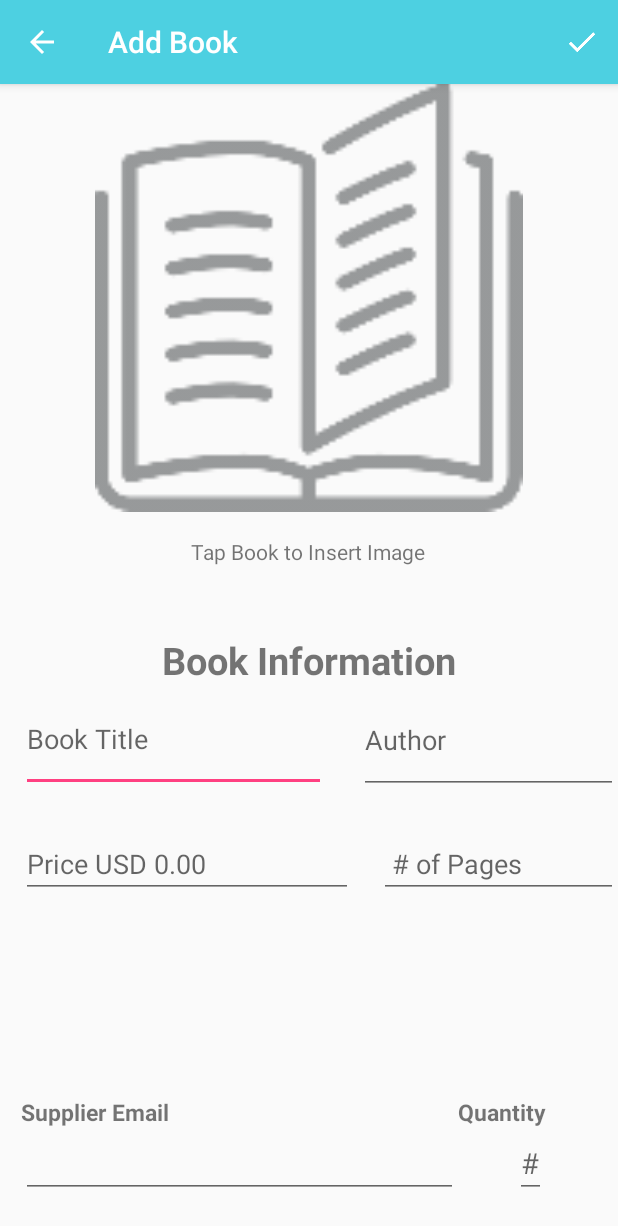
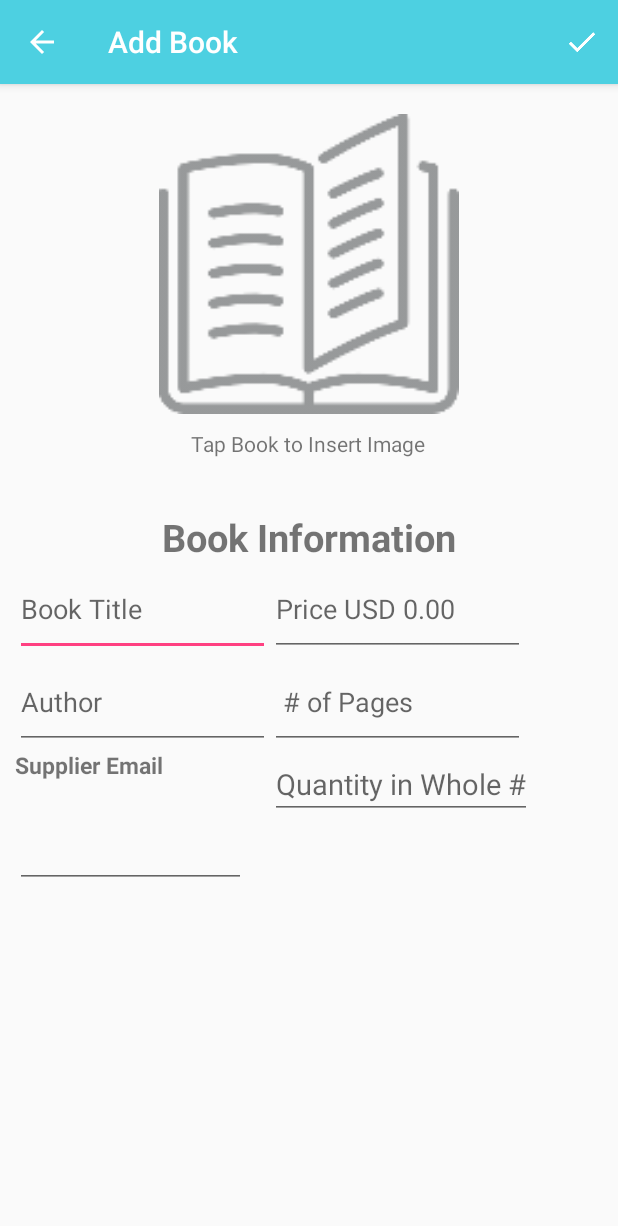
Before and after one commit to katherinebabineau/BookInventoryApplication, an Android app: the EditorActivity screen opened directly, with no data from a screen before it, on a phone screen of 412 x 824 dp. Shown: the top 1226 px of the screen. Run offline under Robolectric (Android 15) with nearby library versions, the phone set to English and light mode, and no system bars.

Commit message:
adds scroll view to editor activity

```diff
--- a/app/src/main/java/com/example/katie/bookinventoryapplication/DetailsActivity.java
+++ b/app/src/main/java/com/example/katie/bookinventoryapplication/DetailsActivity.java
@@ -2,7 +2,6 @@ package com.example.katie.bookinventoryapplication;
 
 import android.app.LoaderManager;
 import android.content.ContentValues;
-import android.content.Context;
 import android.content.CursorLoader;
 import android.content.DialogInterface;
 import android.content.Intent;
@@ -10,9 +9,7 @@ import android.content.Loader;
 import android.database.Cursor;
 import android.net.Uri;
 import android.os.Bundle;
-import android.support.v7.app.AlertDialog;
 import android.support.v7.app.AppCompatActivity;
-import android.util.Log;
 import android.view.Menu;
 import android.view.MenuItem;
 import android.view.View;
@@ -28,9 +25,6 @@ import com.example.katie.bookinventoryapplication.data.BookContract;
  */
 
 public class DetailsActivity extends AppCompatActivity implements LoaderManager.LoaderCallbacks<Cursor>, View.OnClickListener{
-    private static final String TAG = "MyActivity";
-
-
 
     //Variables for available views
     private ImageView mImageView;
@@ -51,7 +45,6 @@ public class DetailsActivity extends AppCompatActivity implements LoaderManager.
 
     @Override
     protected void onCreate(Bundle savedInstanceState){
-        Log.i(TAG, "LINE 54" );
         super.onCreate(savedInstanceState);
         setContentView(R.layout.activity_details);
         //Get the URI of the book clicked from the MainActivity
@@ -76,7 +69,6 @@ public class DetailsActivity extends AppCompatActivity implements LoaderManager.
         mDecQuantityButton.setOnClickListener(this);
         mEmailSupplierButton.setOnClickListener(this);
 
-        Log.i(TAG, "LINE 79" );
         //Initiate Loader Manager
         getLoaderManager().initLoader(2, null, this);
     }
@@ -84,7 +76,6 @@ public class DetailsActivity extends AppCompatActivity implements LoaderManager.
 
     @Override
     public boolean onCreateOptionsMenu(Menu menu) {
-        Log.i(TAG, "LINE 87" );
         // Inflate the menu options from the res/menu/menu_editor.xml file.
         // This adds menu items to the app bar.
         getMenuInflater().inflate(R.menu.menu_details, menu);
@@ -96,7 +87,6 @@ public class DetailsActivity extends AppCompatActivity implements LoaderManager.
 
     @Override
     public Loader<Cursor> onCreateLoader(int i, Bundle bundle) {
-        Log.i(TAG, "LINE 111" );
         //We need all columns this time
         String[] projection = {
                 BookContract.BookEntry._ID,
@@ -114,11 +104,9 @@ public class DetailsActivity extends AppCompatActivity implements LoaderManager.
 
     @Override
     public void onLoadFinished(Loader<Cursor> loader, Cursor cursor) {
-        Log.i(TAG, "LINE 129" );
         if (cursor == null || cursor.getCount() < 1) {
             return;
         }
-        Log.i(TAG, "LINE 133" );
         //If cursor has data move to first and read
         if (cursor.moveToFirst()) {
             //Get index of column in cursor
@@ -158,7 +146,6 @@ public class DetailsActivity extends AppCompatActivity implements LoaderManager.
 
     @Override
     public void onLoaderReset(Loader<Cursor> loader) {
-        Log.i(TAG, "LINE 173" );
         mTitleTextView.setText("");
         mAuthorTextView.setText("");
         mPagesTextView.setText("");
@@ -170,7 +157,6 @@ public class DetailsActivity extends AppCompatActivity implements LoaderManager.
 
     @Override
     public void onClick(View view) {
-        Log.i(TAG, "LINE 185" );
         int id = view.getId();
         switch (id) {
             case R.id.decreaseQuantityButtonDetails:
@@ -190,7 +176,6 @@ public class DetailsActivity extends AppCompatActivity implements LoaderManager.
      * @param value
      */
     private void changeInventory(int value) {
-        Log.i(TAG, "LINE 205" );
         //Get the previous value first
         int prevValue = Integer.valueOf(mQuantityTextView.getText().toString());
 
@@ -209,7 +194,6 @@ public class DetailsActivity extends AppCompatActivity implements LoaderManager.
      * Starts email app if available
      */
     private void emailSupplier() {
-        Log.i(TAG, "LINE 224" );
         String email = mSupplierEmailTextView.getText().toString();
         Intent intent = new Intent(Intent.ACTION_SEND);
         intent.setType("*/*");
@@ -226,7 +210,6 @@ public class DetailsActivity extends AppCompatActivity implements LoaderManager.
      * Helper method to open {@link EditorActivity} when "Edit" icon in action bar is tapped
      */
     private void openEditorActivity() {
-        Log.i(TAG, "LINE 241" );
         Intent intent = new Intent(DetailsActivity.this, EditorActivity.class);
         intent.setData(mCurrentBookUri);
         startActivity(intent);
@@ -234,27 +217,28 @@ public class DetailsActivity extends AppCompatActivity implements LoaderManager.
 
     @Override
     public boolean onOptionsItemSelected(MenuItem item) {
-        Log.i(TAG, "LINE 97" );
         switch (item.getItemId()) {
             case R.id.action_edit:
                 openEditorActivity();
                 return true;
             case R.id.action_delete:
-                showDeleteConfirmationDialog(this);
+                showDeleteConfirmationDialog();
                 return true;
         }
         return super.onOptionsItemSelected(item);
     }
 
-    public static void showDeleteConfirmationDialog(final Context context) {
-        Log.i(TAG, "LINE 250" );
+    /**
+     * Prompt the user to confirm that they want to delete this book.
+     */
+    private void showDeleteConfirmationDialog() {
         // Create an AlertDialog.Builder and set the message, and click listeners
-        AlertDialog.Builder builder = new AlertDialog.Builder(context);
-        builder.setMessage(R.string.delete_this);
+        // for the positive and negative buttons on the dialog.
+        android.app.AlertDialog.Builder builder = new android.app.AlertDialog.Builder(this);
+        builder.setMessage(R.string.delete_dialog_msg);
         builder.setPositiveButton(R.string.delete, new DialogInterface.OnClickListener() {
             public void onClick(DialogInterface dialog, int id) {
-                // User clicked the "Delete" button, so delete the book.
-                deleteBook(context);
+                deleteBook();
             }
         });
         builder.setNegativeButton(R.string.cancel, new DialogInterface.OnClickListener() {
@@ -268,19 +252,35 @@ public class DetailsActivity extends AppCompatActivity implements LoaderManager.
         });
 
         // Create and show the AlertDialog
-        AlertDialog alertDialog = builder.create();
+        android.app.AlertDialog alertDialog = builder.create();
         alertDialog.show();
     }
 
+    /**
+     * Perform the deletion of the book in the database.
+     */
+    private void deleteBook() {
+        // Only perform the delete if this is an existing book.
+        if (mCurrentBookUri != null) {
+            // Call the ContentResolver to delete the book at the given content URI.
+            // Pass in null for the selection and selection args because the mCurrentBookUri
+            // content URI already identifies the book that we want.
+            int rowsDeleted = getContentResolver().delete(mCurrentBookUri, null, null);
 
-    private static void deleteBook(Context context) {
-        Log.i(TAG, "LINE 277" );
-        int numRows = context.getContentResolver().delete(BookContract.BookEntry.CONTENT_URI, null, null);
-        if (numRows > 0) {
-            Toast.makeText(context, context.getString(R.string.toast_delete_single_book).replace("#", String.valueOf(numRows)), Toast.LENGTH_SHORT).show();
-        } else {
-            Toast.makeText(context, context.getString(R.string.toast_error_deleting), Toast.LENGTH_SHORT).show();
+            // Show a toast message depending on whether or not the delete was successful.
+            if (rowsDeleted == 0) {
+                // If no rows were deleted, then there was an error with the delete.
+                Toast.makeText(this, getString(R.string.editor_delete_book_failed),
+                        Toast.LENGTH_SHORT).show();
+            } else {
+                // Otherwise, the delete was successful and we can display a toast.
+                Toast.makeText(this, getString(R.string.editor_delete_book_successful),
+                        Toast.LENGTH_SHORT).show();
+            }
         }
+
+        // Close the activity
+        finish();
     }
 
 }
--- a/app/src/main/java/com/example/katie/bookinventoryapplication/EditorActivity.java
+++ b/app/src/main/java/com/example/katie/bookinventoryapplication/EditorActivity.java
@@ -199,33 +199,7 @@ public class EditorActivity extends AppCompatActivity implements LoaderManager.L
         }
     }
 
-    /**
-     * Prompt the user to confirm that they want to delete this book.
-     */
-    private void showDeleteConfirmationDialog() {
-        // Create an AlertDialog.Builder and set the message, and click listeners
-        // for the positive and negative buttons on the dialog.
-        AlertDialog.Builder builder = new AlertDialog.Builder(this);
-        builder.setMessage(R.string.delete_dialog_msg);
-        builder.setPositiveButton(R.string.delete, new DialogInterface.OnClickListener() {
-            public void onClick(DialogInterface dialog, int id) {
-                deleteBook();
-            }
-        });
-        builder.setNegativeButton(R.string.cancel, new DialogInterface.OnClickListener() {
-            public void onClick(DialogInterface dialog, int id) {
-                // User clicked the "Cancel" button, so dismiss the dialog
-                // and continue editing the book.
-                if (dialog != null) {
-                    dialog.dismiss();
-                }
-            }
-        });
 
-        // Create and show the AlertDialog
-        AlertDialog alertDialog = builder.create();
-        alertDialog.show();
-    }
 
 
     private void showUnsavedChangesDialog(
@@ -265,6 +239,34 @@ public class EditorActivity extends AppCompatActivity implements LoaderManager.L
             menuitem.setVisible(false);
         }
         return true;
+    }
+
+    /**
+     * Prompt the user to confirm that they want to delete this book.
+     */
+    private void showDeleteConfirmationDialog() {
+        // Create an AlertDialog.Builder and set the message, and click listeners
+        // for the positive and negative buttons on the dialog.
+        AlertDialog.Builder builder = new AlertDialog.Builder(this);
+        builder.setMessage(R.string.delete_dialog_msg);
+        builder.setPositiveButton(R.string.delete, new DialogInterface.OnClickListener() {
+            public void onClick(DialogInterface dialog, int id) {
+                deleteBook();
+            }
+        });
+        builder.setNegativeButton(R.string.cancel, new DialogInterface.OnClickListener() {
+            public void onClick(DialogInterface dialog, int id) {
+                // User clicked the "Cancel" button, so dismiss the dialog
+                // and continue editing the book.
+                if (dialog != null) {
+                    dialog.dismiss();
+                }
+            }
+        });
+
+        // Create and show the AlertDialog
+        AlertDialog alertDialog = builder.create();
+        alertDialog.show();
     }
 
     @Override
--- a/app/src/main/res/layout/activity_details.xml
+++ b/app/src/main/res/layout/activity_details.xml
@@ -20,7 +20,7 @@
         android:layout_height="wrap_content"
         android:layout_centerHorizontal="true"
         android:layout_centerVertical="true"
-        android:text="Book Information"
+        android:text="@string/Book_Details"
         android:textSize="25sp"
         android:textStyle="bold" />
 
@@ -47,7 +47,7 @@
                 android:layout_height="wrap_content"
                 android:layout_marginLeft="15dp"
                 android:layout_weight="1"
-                android:hint="Book Title" />
+                android:hint="@string/book_title" />
 
             <TextView
                 android:id="@+id/bookAuthorTextViewDetails"
@@ -55,7 +55,7 @@
                 android:layout_height="wrap_content"
                 android:layout_marginLeft="15dp"
                 android:layout_weight="1"
-                android:hint="Author" />
+                android:hint="@string/book_author" />
 
         </LinearLayout>
 
@@ -69,14 +69,14 @@
                 android:layout_width="300dp"
                 android:layout_height="wrap_content"
                 android:layout_weight="1"
-                android:hint="Price" />
+                android:hint="@string/book_price" />
 
             <TextView
                 android:id="@+id/bookPagesTextViewDetails"
                 android:layout_width="300dp"
                 android:layout_height="wrap_content"
                 android:layout_weight="1"
-                android:hint="Pages" />
+                android:hint="@string/Book_pages" />
 
         </LinearLayout>
     </LinearLayout>
@@ -92,7 +92,7 @@
         android:layout_marginLeft="11dp"
         android:layout_marginStart="11dp"
         android:paddingRight="100dp"
-        android:text="Supplier Email"
+        android:text="@string/supplier_email"
         android:textSize="15sp"
         android:textStyle="bold" />
 
@@ -103,7 +103,7 @@
         android:layout_below="@+id/linearLayout"
         android:layout_toEndOf="@+id/addQuantityButtonDetails"
         android:layout_toRightOf="@+id/addQuantityButtonDetails"
-        android:text="Email" />
+        android:text="@string/email_button" />
 
     <TextView
         android:id="@+id/quantitySummaryDetails"
--- a/app/src/main/res/layout/activity_editor.xml
+++ b/app/src/main/res/layout/activity_editor.xml
@@ -1,93 +1,109 @@
 <?xml version="1.0" encoding="utf-8"?>
-<RelativeLayout xmlns:android="http://schemas.android.com/apk/res/android"
-    android:orientation="vertical" android:layout_width="match_parent"
+<ScrollView xmlns:android="http://schemas.android.com/apk/res/android"
+    android:layout_width="match_parent"
+    android:layout_height="match_parent"
+    android:orientation="vertical">
+
+    <RelativeLayout
+        android:layout_width="match_parent"
         android:layout_height="match_parent">
+
 
         <ImageView
             android:id="@+id/imageView_editor"
-        android:layout_width="match_parent"
-        android:layout_height="match_parent"
-        android:layout_above="@+id/headerTextViewDetails"
+            android:layout_width="200dp"
+            android:layout_height="200dp"
+            android:layout_alignParentTop="true"
             android:layout_centerHorizontal="true"
-        android:layout_marginBottom="81dp"
+            android:layout_marginTop="20dp"
             android:scaleType="fitCenter"
             android:src="@drawable/open_book_large" />
 
         <TextView
+            android:id="@+id/textView3"
             android:layout_width="wrap_content"
             android:layout_height="wrap_content"
+            android:layout_below="@id/imageView_editor"
+            android:layout_centerHorizontal="true"
+            android:layout_marginTop="10dp"
+            android:text="Tap Book to Insert Image" />
+
+        <TextView
+            android:id="@+id/headerTextViewDetails"
+            android:layout_width="wrap_content"
+            android:layout_height="wrap_content"
+            android:layout_below="@id/textView3"
+            android:layout_centerHorizontal="true"
+            android:layout_centerVertical="true"
+            android:layout_marginTop="35dp"
             android:text="Book Information"
-        android:id="@+id/headerTextViewDetails"
-        android:textStyle="bold"
             android:textSize="25sp"
-        android:layout_centerVertical="true"
-        android:layout_centerHorizontal="true" />
+            android:textStyle="bold" />
 
-    <LinearLayout
-        android:layout_width="match_parent"
-        android:layout_height="96dp"
-        android:orientation="horizontal"
-        android:id="@+id/linearLayout"
-        android:weightSum="1"
-        android:layout_below="@+id/headerTextViewDetails"
-        android:layout_toRightOf="@+id/linearLayout2"
-        android:layout_toEndOf="@+id/linearLayout2"
-        android:layout_marginLeft="14dp"
-        android:layout_marginStart="14dp">
-        <LinearLayout
-            android:layout_width="225dp"
-            android:layout_height="98dp"
-            android:orientation="vertical"
-            android:weightSum="1">
 
         <EditText
             android:id="@+id/bookTitleEditTextEditor"
-                android:layout_width="203dp"
-                android:layout_height="68dp"
-                android:hint="Book Title"
-                android:layout_weight="0.10" />
-
-        </LinearLayout>
-
-        <LinearLayout
-            android:layout_width="match_parent"
-            android:layout_height="match_parent"
-            android:orientation="vertical"
-            android:weightSum="1">
+            android:layout_width="170dp"
+            android:layout_height="62dp"
+            android:layout_below="@id/headerTextViewDetails"
+            android:layout_marginLeft="10dp"
+            android:hint="Book Title" />
 
         <EditText
             android:id="@+id/bookAuthorEditTextEditor"
-                android:layout_width="match_parent"
-                android:layout_height="72dp"
-                android:layout_above="@+id/quantityHeaderEditor"
-                android:layout_toLeftOf="@+id/quantitySummaryEditor"
-                android:layout_toStartOf="@+id/quantitySummaryEditor"
+            android:layout_width="170dp"
+            android:layout_height="62dp"
+            android:layout_below="@id/bookTitleEditTextEditor"
+            android:layout_marginLeft="10dp"
             android:hint="Author"
             android:paddingRight="15dp" />
 
-        </LinearLayout>
+        <EditText
+            android:id="@+id/bookPriceEditTextEditor"
+            android:layout_width="170dp"
+            android:layout_height="62dp"
+            android:layout_below="@id/headerTextViewDetails"
+            android:layout_marginRight="10dp"
+            android:layout_toRightOf="@id/bookAuthorEditTextEditor"
+            android:hint="Price USD 0.00" />
 
+        <EditText
+            android:id="@+id/bookPagesEditTextEditor"
+            android:layout_width="170dp"
+            android:layout_height="62dp"
+            android:layout_below="@id/bookPriceEditTextEditor"
+            android:layout_marginRight="10dp"
+            android:layout_toRightOf="@id/bookAuthorEditTextEditor"
+            android:hint=" # of Pages" />
 
-    </LinearLayout>
+        <LinearLayout
+            android:id="@+id/linearLayout3"
+            android:layout_width="match_parent"
+            android:layout_height="match_parent"
+            android:layout_alignEnd="@+id/bookPagesEditTextEditor"
+            android:layout_alignRight="@+id/bookPagesEditTextEditor"
+            android:layout_below="@+id/bookAuthorEditTextEditor"
+            android:orientation="vertical">
 
             <TextView
-        android:id="@+id/quantityHeaderEditor"
-        android:layout_width="wrap_content"
+                android:id="@+id/textView"
+                android:layout_width="180dp"
                 android:layout_height="wrap_content"
-        android:text="Quantity"
+                android:layout_marginLeft="10dp"
+                android:text="Supplier Email"
                 android:textSize="15sp"
-        android:textStyle="bold"
-        android:layout_marginRight="48dp"
-        android:layout_marginEnd="48dp"
-        android:layout_alignBottom="@+id/textView"
-        android:layout_alignParentRight="true"
-        android:layout_alignParentEnd="true" />
+                android:textStyle="bold" />
 
-    <LinearLayout
-        android:layout_width="wrap_content"
+            <EditText
+                android:id="@+id/supplierEmaileditor"
+                android:layout_width="154dp"
                 android:layout_height="wrap_content"
-        android:orientation="horizontal"
-        android:id="@+id/linearLayout2">
+                android:layout_below="@id/textView"
+                android:layout_marginBottom="20dp"
+                android:layout_marginLeft="10dp"
+                android:inputType="textEmailAddress"
+                android:paddingBottom="35dp"
+                android:textSize="19sp" />
 
         </LinearLayout>
 
@@ -95,64 +111,12 @@
             android:id="@+id/quantitySummaryEditor"
             android:layout_width="wrap_content"
             android:layout_height="wrap_content"
-        android:hint="#"
-        android:textSize="19sp"
-
-        android:layout_marginBottom="25dp"
-        android:layout_alignParentBottom="true"
-        android:layout_alignRight="@+id/quantityHeaderEditor"
-        android:layout_alignEnd="@+id/quantityHeaderEditor" />
-
-    <TextView
-        android:id="@+id/textView"
-        android:layout_width="match_parent"
-        android:layout_height="wrap_content"
-        android:text="Supplier Email"
-        android:textSize="15sp"
-        android:textStyle="bold"
-        android:layout_above="@+id/quantitySummaryEditor"
-        android:layout_alignLeft="@+id/bookPriceEditTextEditor"
-        android:layout_alignStart="@+id/bookPriceEditTextEditor" />
-
-    <EditText
-        android:id="@+id/bookPriceEditTextEditor"
-        android:layout_width="221dp"
-        android:layout_height="wrap_content"
-        android:layout_weight="1.08"
-        android:hint="Price USD 0.00"
-        android:layout_below="@+id/linearLayout"
-        android:layout_alignLeft="@+id/linearLayout"
-        android:layout_alignStart="@+id/linearLayout" />
-
-    <EditText
-        android:id="@+id/bookPagesEditTextEditor"
-        android:layout_width="220dp"
-        android:layout_height="wrap_content"
-        android:layout_weight="1"
-        android:hint=" # of Pages"
-        android:layout_below="@+id/linearLayout"
-        android:layout_toRightOf="@+id/bookPriceEditTextEditor"
-        android:layout_toEndOf="@+id/bookPriceEditTextEditor"
-        android:layout_marginLeft="17dp"
-        android:layout_marginStart="17dp" />
-
-    <EditText
-        android:id="@+id/supplierEmaileditor"
-        android:layout_width="107dp"
-        android:layout_height="wrap_content"
-        android:inputType="textEmailAddress"
-        android:textSize="19sp"
-        android:layout_below="@+id/quantityHeaderEditor"
-        android:layout_toLeftOf="@+id/quantityHeaderEditor"
-        android:layout_alignLeft="@+id/textView"
-        android:layout_alignStart="@+id/textView" />
-    <TextView
-        android:layout_width="wrap_content"
-        android:layout_height="wrap_content"
-        android:text="Tap Book to Insert Image"
-        android:layout_above="@+id/headerTextViewDetails"
-        android:layout_centerHorizontal="true"
-        android:layout_marginBottom="45dp"
-        android:id="@+id/textView3" />
+            android:layout_below="@+id/bookPagesEditTextEditor"
+            android:layout_toEndOf="@+id/bookAuthorEditTextEditor"
+            android:layout_toRightOf="@+id/bookAuthorEditTextEditor"
+            android:hint="Quantity in Whole #"
+            android:textSize="19sp" />
 
     </RelativeLayout>
+
+</ScrollView>
--- a/app/src/main/res/values/strings.xml
+++ b/app/src/main/res/values/strings.xml
@@ -31,5 +31,12 @@
     <string name="are_you_sure">Are you sure you want to delete all inventory?</string>
     <string name="delete_all">All Inventory Deleted Successfully</string>
     <string name="Pages">Pages</string>
+    <string name="Book_Information">Book Information</string>
+    <string name="book_title">Book Title</string>
+    <string name="book_author">Author</string>
+    <string name="book_price">Price</string>
+    <string name="supplier_email">Supplier Email</string>
+    <string name="email_button">EMAIL</string>
+    <string name="Book_pages">Pages</string>
 
 </resources>
```
Lines whose indentation alone changed are shown as unchanged.
